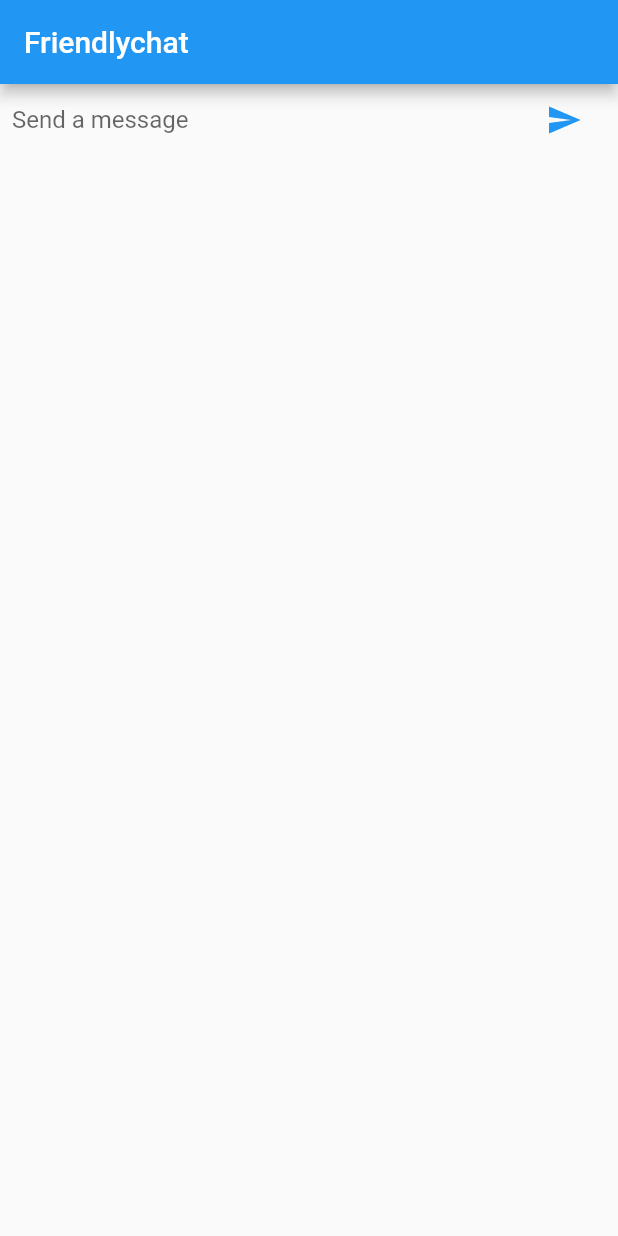
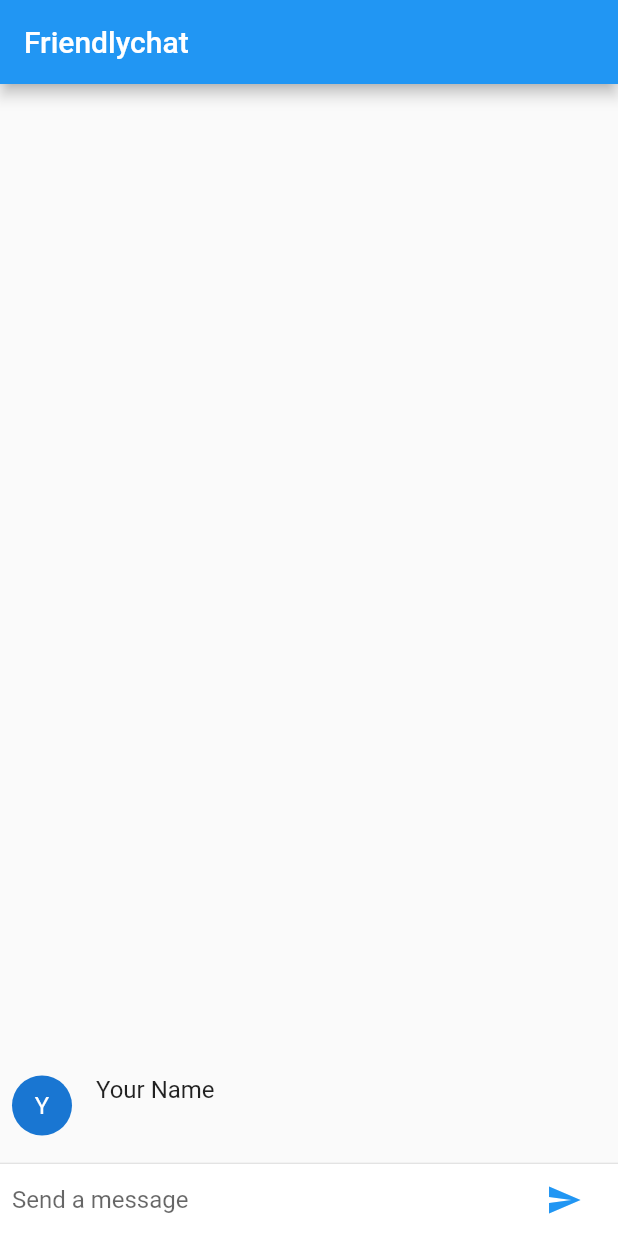
Before and after one commit to Bronz0/Flutter_Friendly_chat, a Flutter app: the screen it shows after launch, after a tap on the "send" icon, on a phone screen of 412 x 824 dp. Run offline on Flutter 3.47's test engine with Material 2 defaults, Android fonts, the phone set to English and light mode, and no system bars.

```diff
--- a/lib/main.dart
+++ b/lib/main.dart
@@ -21,12 +21,30 @@ class ChatScreen extends StatefulWidget {
 }
 
 class ChatScreenState extends State<ChatScreen>{
+  final List<ChatMessage> _messages = <ChatMessage>[];
   final TextEditingController _textController = new TextEditingController();
   @override
   Widget build(BuildContext context) {
     return new Scaffold(
       appBar: new AppBar(title: new Text("Friendlychat")),
-      body: _buildTextComposer(),
+      body: new Column(
+      children: <Widget>[
+        new Flexible(
+          child: new ListView.builder(
+            padding: new EdgeInsets.all(8.0),
+            reverse: true,
+            itemBuilder: (_, int index) => _messages[index],
+            itemCount: _messages.length,
+          ),
+        ),
+        new Divider(height: 1.0),
+        new Container(
+          decoration: new BoxDecoration(
+            color: Theme.of(context).cardColor),
+          child: _buildTextComposer(),
+        ),
+      ],
+    ),
     );
   }
 
@@ -59,5 +77,44 @@ class ChatScreenState extends State<ChatScreen>{
 
   void _handleSubmitted(String text) {
     _textController.clear();
+    ChatMessage message = new ChatMessage(
+      text: text,
+    );
+    setState(() {
+      _messages.insert(0, message);
+    });
   }
 }
+
+const String _name = "Your Name";
+class ChatMessage extends StatelessWidget{
+  final String text;
+  ChatMessage({this.text});
+
+  @override
+  Widget build(BuildContext context) {
+    return new Container(
+      margin: const EdgeInsets.symmetric(vertical: 10.0),
+      child: new Row(
+        crossAxisAlignment: CrossAxisAlignment.start,
+        children: <Widget>[
+          new Container(
+            margin: EdgeInsets.only(right: 16.0),
+            child: new CircleAvatar(child: new Text(_name[0])),
+          ),
+          new Column(
+            crossAxisAlignment: CrossAxisAlignment.start,
+            children: <Widget>[
+              new Text(_name, style: Theme.of(context).textTheme.subhead),
+              new Container(
+                margin: const EdgeInsets.only(top: 5.0),
+                child: new Text(text),
+              ),
+            ],
+          )
+        ],
+      ),
+    );
+  }
+
+}
```
